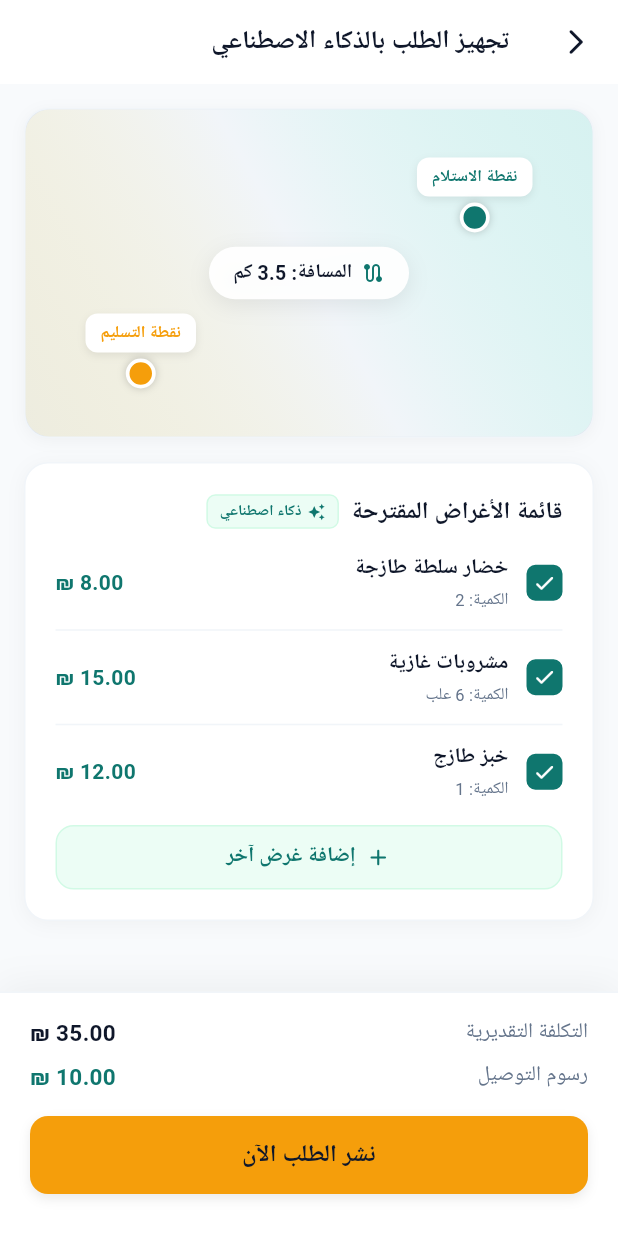
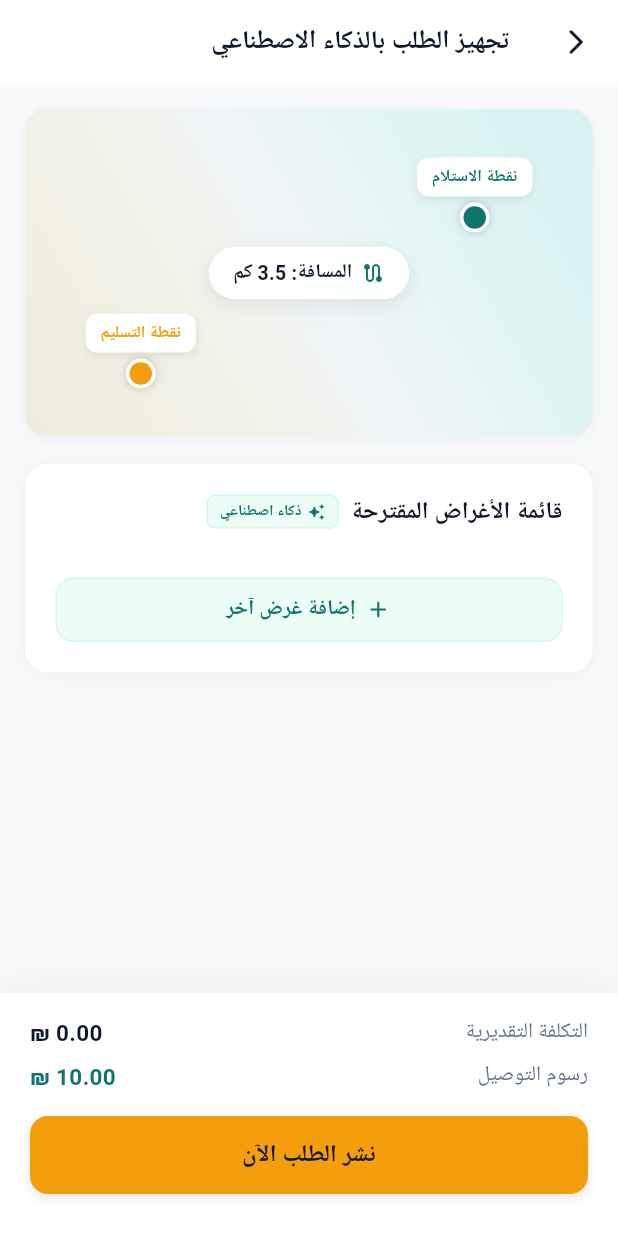
Before and after one commit to Abdulhamead22/on_the_way, a Flutter app: the AiOrderReviewScreen screen opened directly with empty values, on a phone screen of 412 x 824 dp. Run offline on Flutter 3.47's test engine with Material 3 defaults, Android fonts, the phone set to English and light mode, and no system bars; our stand-ins replace connectivity_plus, dartz, equatable, flutter_bloc, flutter_dotenv, get_it and 3 more; accounts and stored records are empty; Roboto replaces fonts that are missing (Cairo).

Commit message:
feat: add Ai assistant order

```diff
--- /dev/null
+++ b/lib/features/orders/presentation/cubit/ai_order_state.dart
@@ -0,0 +1,33 @@
+import 'package:equatable/equatable.dart';
+import '../widgets/ai_suggested_items_card.dart';
+
+abstract class AiOrderState extends Equatable {
+  const AiOrderState();
+  @override
+  List<Object?> get props => [];
+}
+
+class AiOrderInitial extends AiOrderState {}
+
+class AiOrderLoading extends AiOrderState {}
+
+class AiOrderSuccess extends AiOrderState {
+  final String originalPrompt;
+  final List<AiOrderItem> items;
+
+  const AiOrderSuccess({
+    required this.originalPrompt,
+    required this.items,
+  });
+
+  @override
+  List<Object?> get props => [originalPrompt, items];
+}
+
+class AiOrderError extends AiOrderState {
+  final String message;
+  const AiOrderError(this.message);
+
+  @override
+  List<Object?> get props => [message];
+}
--- a/lib/features/orders/presentation/pages/ai_order_review_screen.dart
+++ b/lib/features/orders/presentation/pages/ai_order_review_screen.dart
@@ -6,7 +6,13 @@ import '../widgets/order_route_map_preview.dart';
 
 class AiOrderReviewScreen extends StatefulWidget {
   final String initialPrompt;
-  const AiOrderReviewScreen({super.key, required this.initialPrompt});
+  final List<AiOrderItem> generatedItems;
+
+  const AiOrderReviewScreen({
+    super.key,
+    required this.initialPrompt,
+    required this.generatedItems,
+  });
 
   @override
   State<AiOrderReviewScreen> createState() => _AiOrderReviewScreenState();
@@ -14,11 +20,13 @@ class AiOrderReviewScreen extends StatefulWidget {
 
 class _AiOrderReviewScreenState extends State<AiOrderReviewScreen> {
   final double _deliveryFee = 10.00;
-  final List<AiOrderItem> _items = [
-    AiOrderItem(name: 'خضار سلطة طازجة', quantity: '2', price: 8.00),
-    AiOrderItem(name: 'مشروبات غازية', quantity: '6 علب', price: 15.00),
-    AiOrderItem(name: 'خبز طازج', quantity: '1', price: 12.00),
-  ];
+  late List<AiOrderItem> _items;
+
+  @override
+  void initState() {
+    super.initState();
+    _items = List.from(widget.generatedItems);
+  }
 
   double get _estimatedTotal {
     return _items
@@ -40,12 +48,12 @@ class _AiOrderReviewScreenState extends State<AiOrderReviewScreen> {
           children: [
             TextField(
               controller: nameCtrl,
-              decoration: const InputDecoration(labelText: 'اسم الغرض (مثلاً: عصير برتقال)'),
+              decoration: const InputDecoration(labelText: 'اسم الغرض'),
             ),
             const SizedBox(height: 12),
             TextField(
               controller: qtyCtrl,
-              decoration: const InputDecoration(labelText: 'الكمية (مثلاً: 2)'),
+              decoration: const InputDecoration(labelText: 'الكمية'),
             ),
             const SizedBox(height: 12),
             TextField(
@@ -90,14 +98,9 @@ class _AiOrderReviewScreenState extends State<AiOrderReviewScreen> {
       appBar: AppBar(
         backgroundColor: AppColors.surface,
         elevation: 0,
-        centerTitle: false,
         title: const Text(
           'تجهيز الطلب بالذكاء الاصطناعي',
-          style: TextStyle(
-            color: AppColors.textPrimary,
-            fontSize: 17,
-            fontWeight: FontWeight.w700,
-          ),
+          style: TextStyle(color: AppColors.textPrimary, fontSize: 17, fontWeight: FontWeight.w700),
         ),
         leading: IconButton(
           icon: const Icon(Icons.arrow_back_ios_new_rounded, color: AppColors.textPrimary, size: 20),
@@ -131,18 +134,13 @@ class _AiOrderReviewScreenState extends State<AiOrderReviewScreen> {
               ),
             ),
           ),
-          // الشريط السفلي الثابت للتكلفة ونشر الطلب
           Container(
             padding: const EdgeInsets.fromLTRB(20, 16, 20, 28),
             decoration: BoxDecoration(
               color: AppColors.surface,
               border: const Border(top: BorderSide(color: AppColors.borderLight)),
               boxShadow: [
-                BoxShadow(
-                  color: Colors.black.withOpacity(0.05),
-                  blurRadius: 20,
-                  offset: const Offset(0, -4),
-                ),
+                BoxShadow(color: Colors.black.withOpacity(0.05), blurRadius: 20, offset: const Offset(0, -4)),
               ],
             ),
             child: Column(
@@ -151,10 +149,7 @@ class _AiOrderReviewScreenState extends State<AiOrderReviewScreen> {
                 Row(
                   mainAxisAlignment: MainAxisAlignment.spaceBetween,
                   children: [
-                    const Text(
-                      'التكلفة التقديرية',
-                      style: TextStyle(color: AppColors.textSecondary, fontSize: 14, fontWeight: FontWeight.w500),
-                    ),
+                    const Text('التكلفة التقديرية', style: TextStyle(color: AppColors.textSecondary, fontSize: 14)),
                     Text(
                       '${_estimatedTotal.toStringAsFixed(2)} ₪',
                       style: const TextStyle(color: AppColors.textPrimary, fontSize: 15, fontWeight: FontWeight.w700),
@@ -165,10 +160,7 @@ class _AiOrderReviewScreenState extends State<AiOrderReviewScreen> {
                 Row(
                   mainAxisAlignment: MainAxisAlignment.spaceBetween,
                   children: [
-                    const Text(
-                      'رسوم التوصيل',
-                      style: TextStyle(color: AppColors.textSecondary, fontSize: 14, fontWeight: FontWeight.w500),
-                    ),
+                    const Text('رسوم التوصيل', style: TextStyle(color: AppColors.textSecondary, fontSize: 14)),
                     Text(
                       '${_deliveryFee.toStringAsFixed(2)} ₪',
                       style: const TextStyle(color: AppColors.primary, fontSize: 15, fontWeight: FontWeight.w700),
--- a/lib/injection_container.dart
+++ b/lib/injection_container.dart
@@ -2,10 +2,12 @@ import 'package:connectivity_plus/connectivity_plus.dart';
 import 'package:get_it/get_it.dart';
 import 'package:supabase_flutter/supabase_flutter.dart';
 import 'core/network/network_info.dart';
+import 'core/services/gemini_service.dart';
 import 'features/auth/data/datasources/auth_remote_datasource.dart';
 import 'features/auth/data/repositories/auth_repository_impl.dart';
 import 'features/auth/domain/repositories/auth_repository.dart';
 import 'features/auth/presentation/cubit/auth_cubit.dart';
+import 'features/orders/presentation/cubit/ai_order_cubit.dart';
 
 final sl = GetIt.instance;
 
@@ -14,6 +16,7 @@ Future<void> initDependencies() async {
   sl.registerLazySingleton(() => Connectivity());
   sl.registerLazySingleton<NetworkInfo>(() => NetworkInfoImpl(sl()));
   sl.registerLazySingleton<SupabaseClient>(() => Supabase.instance.client);
+  sl.registerLazySingleton(() => GeminiService());
 
   // Features - Auth
   sl.registerFactory(() => AuthCubit(authRepository: sl()));
@@ -23,4 +26,7 @@ Future<void> initDependencies() async {
   sl.registerLazySingleton<AuthRemoteDataSource>(
     () => AuthRemoteDataSourceImpl(sl()),
   );
+
+  // Features - Orders (AI)
+  sl.registerFactory(() => AiOrderCubit(geminiService: sl()));
 }
```
Also changed, not shown: lib/core/services/gemini_service.dart (added, +139 -0 lines), lib/features/orders/presentation/cubit/ai_order_cubit.dart (added, +37 -0 lines), lib/features/orders/presentation/pages/main_layout_screen.dart (+40 -18 lines), lib/main.dart (+12 -7 lines).
